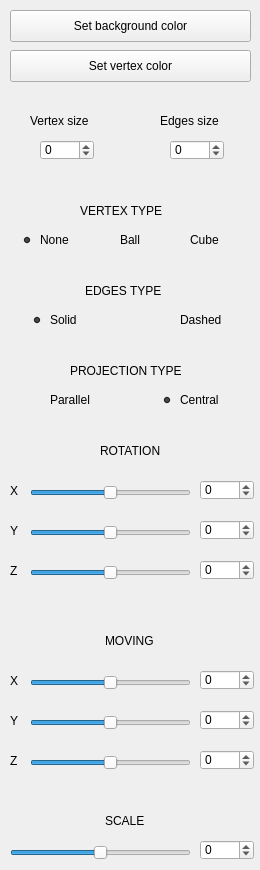
Old version of the form src/view/widgets/widget_settings.ui in the repository tamelabe/Obj_Models_Viewer.
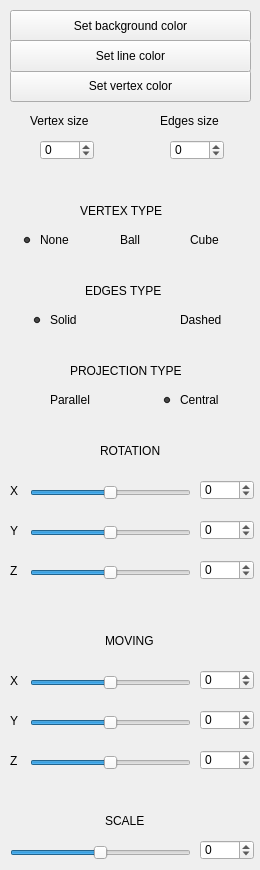
New version of the form.

Commit message: Add feature for setting lines color.

```diff
--- a/src/view/widgets/widget_settings.ui
+++ b/src/view/widgets/widget_settings.ui
@@ -570,7 +570,7 @@
    <property name="geometry">
     <rect>
      <x>10</x>
-     <y>50</y>
+     <y>70</y>
      <width>241</width>
      <height>32</height>
     </rect>
@@ -742,6 +742,19 @@
     <enum>Qt::Horizontal</enum>
    </property>
   </widget>
+  <widget class="QPushButton" name="bt_line_color">
+   <property name="geometry">
+    <rect>
+     <x>10</x>
+     <y>40</y>
+     <width>241</width>
+     <height>32</height>
+    </rect>
+   </property>
+   <property name="text">
+    <string>Set line color</string>
+   </property>
+  </widget>
  </widget>
  <resources/>
  <connections/>
```
The commit also changes 4 other files.
